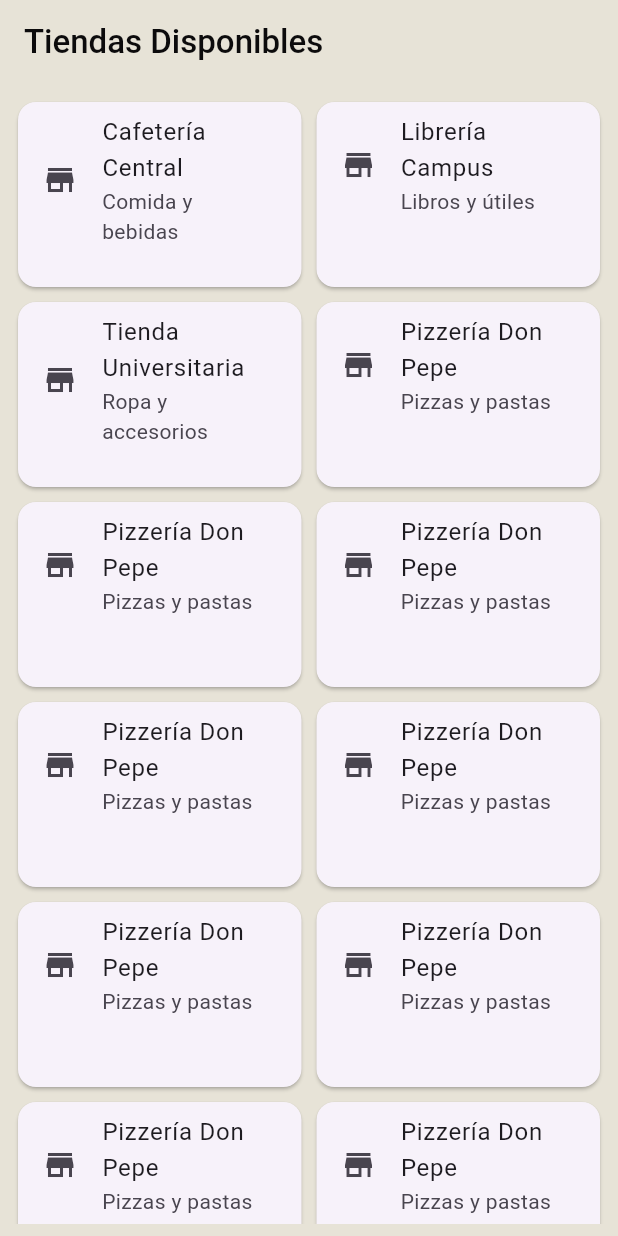
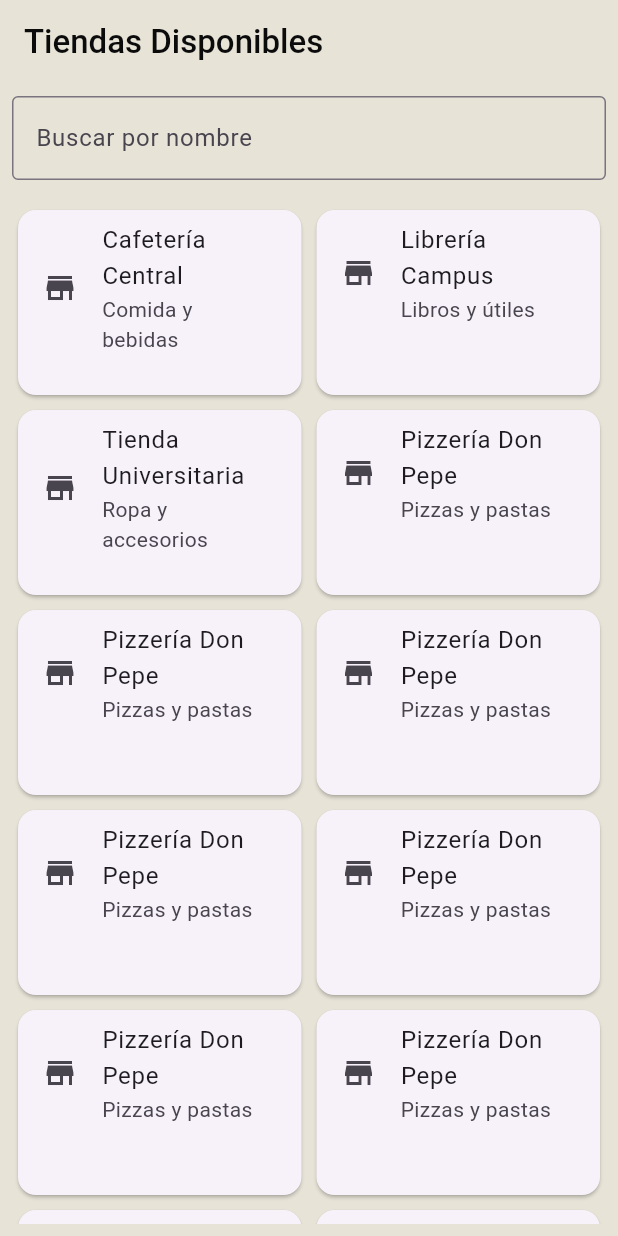
Before and after one commit to FlorezZ1025/proyecto_movil, a Flutter app: the AllStoresScreen screen opened by its route, on a phone screen of 412 x 824 dp. Run offline on Flutter 3.47's test engine with Material 3 defaults, Android fonts, the phone set to English and light mode, and no system bars; our stand-ins replace go_router.

Commit message:
barra de búsqueda

```diff
--- a/deliever_u/lib/screens/all_stores_screen.dart
+++ b/deliever_u/lib/screens/all_stores_screen.dart
@@ -22,6 +22,14 @@ class AllStoresScreen extends StatelessWidget {
       backgroundColor: AppColors.tertiaryColor,
       body: Padding(
         padding: const EdgeInsets.all(8.0),
+        child: Column(
+          children: [
+            const TextField(
+              decoration: InputDecoration(labelText: 'Buscar por nombre', border: OutlineInputBorder()),
+
+            ),
+            const SizedBox(height: 16.0),
+            Expanded(
               child: GridView.builder(
                 itemCount: stores.length,
                 gridDelegate: const SliverGridDelegateWithFixedCrossAxisCount(
@@ -40,6 +48,9 @@ class AllStoresScreen extends StatelessWidget {
                 },
               ),
             ),
+          ],
+        ),
+      ),
     );
   }
 }
```
Lines whose indentation alone changed are shown as unchanged.
